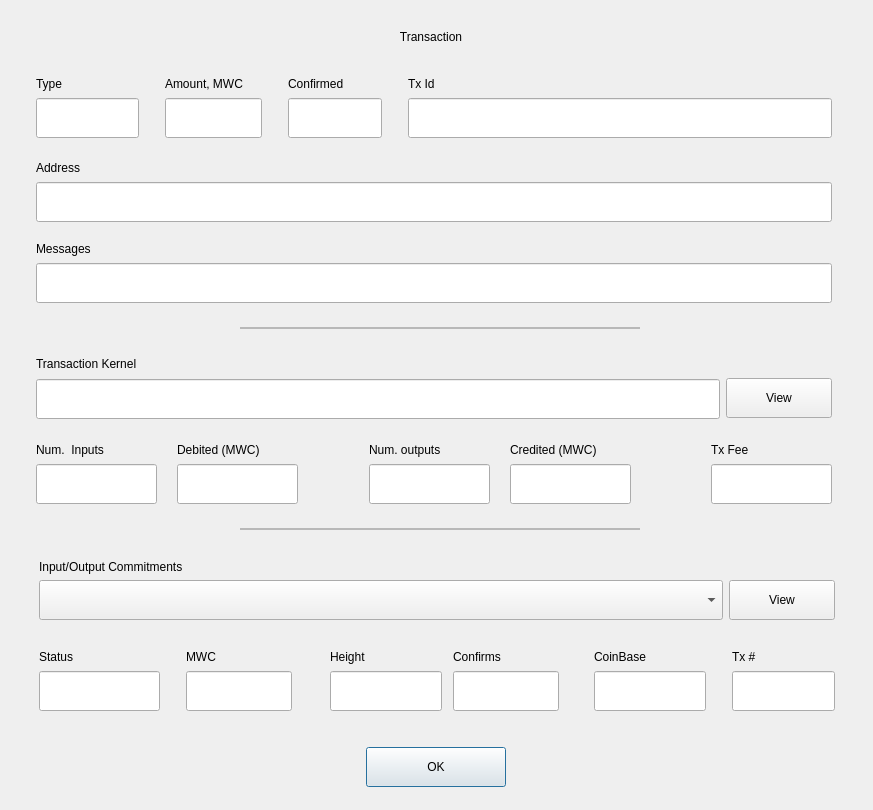
The window that dialogs/e_showtransactiondlg.ui (0xkobe/mwc-wallet) describes before a commit, drawn with Qt 5.
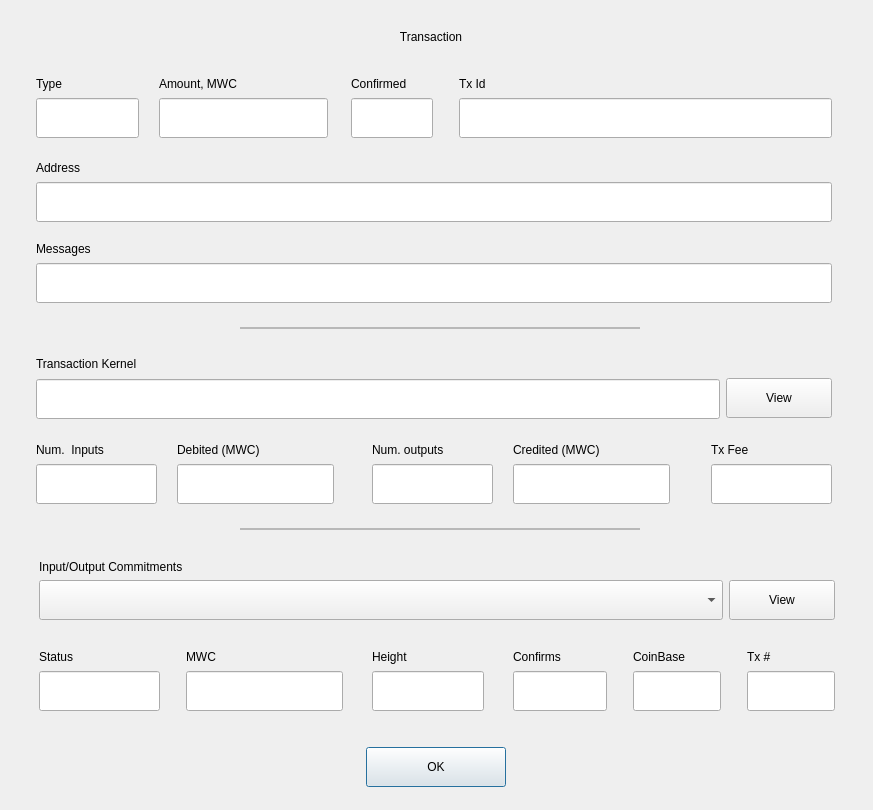
The same window after the commit. Custom widgets are drawn as their Qt base class.

Commit message: Transaction dialog, make MWC fields wider.

What changed in the file:
```diff
--- a/dialogs/e_showtransactiondlg.ui
+++ b/dialogs/e_showtransactiondlg.ui
@@ -32,12 +32,12 @@
     <set>Qt::AlignCenter</set>
    </property>
   </widget>
-  <widget class="QWidget" name="">
+  <widget class="QWidget" name="layoutWidget">
    <property name="geometry">
     <rect>
-     <x>408</x>
+     <x>459</x>
      <y>75</y>
-     <width>424</width>
+     <width>373</width>
      <height>63</height>
     </rect>
    </property>
@@ -88,7 +88,7 @@
     </item>
    </layout>
   </widget>
-  <widget class="QWidget" name="">
+  <widget class="QWidget" name="layoutWidget">
    <property name="geometry">
     <rect>
      <x>36</x>
@@ -144,12 +144,12 @@
     </item>
    </layout>
   </widget>
-  <widget class="QWidget" name="">
+  <widget class="QWidget" name="layoutWidget">
    <property name="geometry">
     <rect>
-     <x>288</x>
+     <x>351</x>
      <y>75</y>
-     <width>94</width>
+     <width>82</width>
      <height>63</height>
     </rect>
    </property>
@@ -200,12 +200,12 @@
     </item>
    </layout>
   </widget>
-  <widget class="QWidget" name="">
+  <widget class="QWidget" name="layoutWidget">
    <property name="geometry">
     <rect>
-     <x>165</x>
+     <x>159</x>
      <y>75</y>
-     <width>97</width>
+     <width>169</width>
      <height>63</height>
     </rect>
    </property>
@@ -445,7 +445,7 @@
   <widget class="QWidget" name="layoutWidget_3">
    <property name="geometry">
     <rect>
-     <x>369</x>
+     <x>372</x>
      <y>441</y>
      <width>121</width>
      <height>63</height>
@@ -503,7 +503,7 @@
     <rect>
      <x>177</x>
      <y>441</y>
-     <width>121</width>
+     <width>157</width>
      <height>63</height>
     </rect>
    </property>
@@ -557,9 +557,9 @@
   <widget class="QWidget" name="layoutWidget_5">
    <property name="geometry">
     <rect>
-     <x>510</x>
+     <x>513</x>
      <y>441</y>
-     <width>121</width>
+     <width>157</width>
      <height>63</height>
     </rect>
    </property>
@@ -738,12 +738,12 @@
     </item>
    </layout>
   </widget>
-  <widget class="QWidget" name="">
+  <widget class="QWidget" name="layoutWidget">
    <property name="geometry">
     <rect>
      <x>186</x>
      <y>648</y>
-     <width>106</width>
+     <width>157</width>
      <height>63</height>
     </rect>
    </property>
@@ -794,7 +794,7 @@
     </item>
    </layout>
   </widget>
-  <widget class="QWidget" name="">
+  <widget class="QWidget" name="layoutWidget">
    <property name="geometry">
     <rect>
      <x>39</x>
@@ -850,10 +850,10 @@
     </item>
    </layout>
   </widget>
-  <widget class="QWidget" name="">
+  <widget class="QWidget" name="layoutWidget">
    <property name="geometry">
     <rect>
-     <x>330</x>
+     <x>372</x>
      <y>648</y>
      <width>112</width>
      <height>63</height>
@@ -906,12 +906,12 @@
     </item>
    </layout>
   </widget>
-  <widget class="QWidget" name="">
+  <widget class="QWidget" name="layoutWidget">
    <property name="geometry">
     <rect>
-     <x>453</x>
+     <x>513</x>
      <y>648</y>
-     <width>106</width>
+     <width>94</width>
      <height>63</height>
     </rect>
    </property>
@@ -962,12 +962,12 @@
     </item>
    </layout>
   </widget>
-  <widget class="QWidget" name="">
+  <widget class="QWidget" name="layoutWidget">
    <property name="geometry">
     <rect>
-     <x>732</x>
+     <x>747</x>
      <y>648</y>
-     <width>103</width>
+     <width>88</width>
      <height>63</height>
     </rect>
    </property>
@@ -1018,12 +1018,12 @@
     </item>
    </layout>
   </widget>
-  <widget class="QWidget" name="">
+  <widget class="QWidget" name="layoutWidget">
    <property name="geometry">
     <rect>
-     <x>594</x>
+     <x>633</x>
      <y>648</y>
-     <width>112</width>
+     <width>88</width>
      <height>63</height>
     </rect>
    </property>
@@ -1105,7 +1105,7 @@
     <bool>false</bool>
    </property>
   </widget>
-  <widget class="QWidget" name="">
+  <widget class="QWidget" name="layoutWidget">
    <property name="geometry">
     <rect>
      <x>36</x>
@@ -1161,7 +1161,7 @@
     </item>
    </layout>
   </widget>
-  <widget class="QWidget" name="">
+  <widget class="QWidget" name="layoutWidget">
    <property name="geometry">
     <rect>
      <x>39</x>
```
